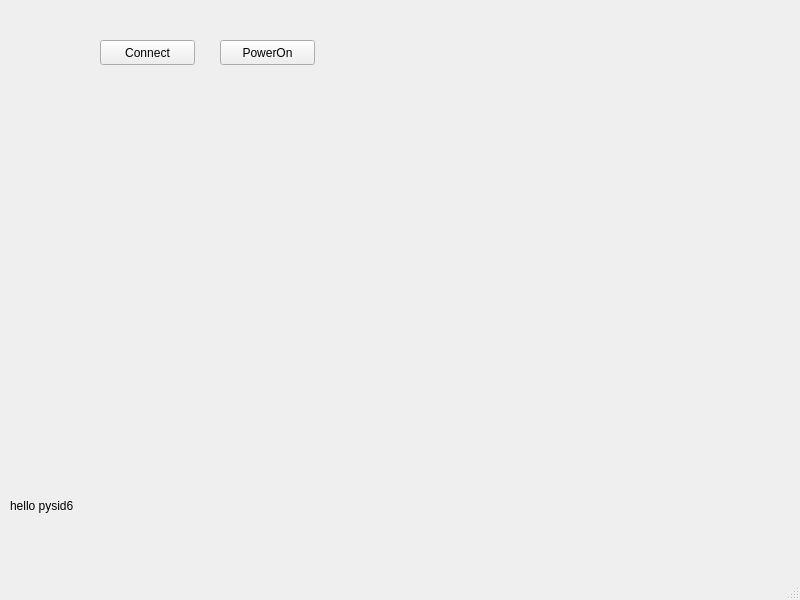
First picture: the form in src/ui/main_window.ui, repository FAN0909/master-slave-tracking-control, before the edit.
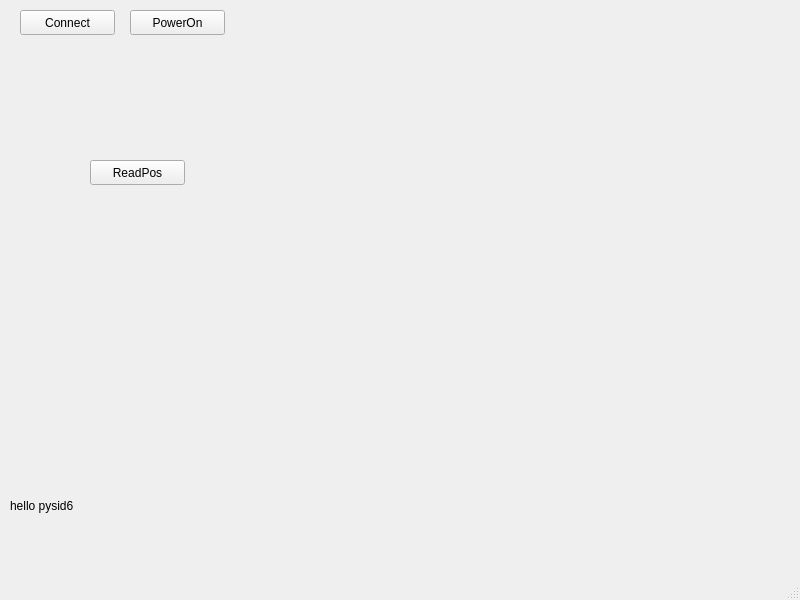
Second picture: the form after the edit.

Diff of the .ui file:
```diff
--- a/src/ui/main_window.ui
+++ b/src/ui/main_window.ui
@@ -17,8 +17,8 @@
    <widget class="QPushButton" name="Btn_robot_connect">
     <property name="geometry">
      <rect>
-      <x>100</x>
-      <y>40</y>
+      <x>20</x>
+      <y>10</y>
       <width>95</width>
       <height>25</height>
      </rect>
@@ -43,8 +43,8 @@
    <widget class="QPushButton" name="pushButton_robot_PowerOn">
     <property name="geometry">
      <rect>
-      <x>220</x>
-      <y>40</y>
+      <x>130</x>
+      <y>10</y>
       <width>95</width>
       <height>25</height>
      </rect>
@@ -53,6 +53,19 @@
      <string>PowerOn</string>
     </property>
    </widget>
+   <widget class="QPushButton" name="pushButton_read_pos">
+    <property name="geometry">
+     <rect>
+      <x>90</x>
+      <y>160</y>
+      <width>95</width>
+      <height>25</height>
+     </rect>
+    </property>
+    <property name="text">
+     <string>ReadPos</string>
+    </property>
+   </widget>
   </widget>
   <widget class="QMenuBar" name="menubar">
    <property name="geometry">
```
